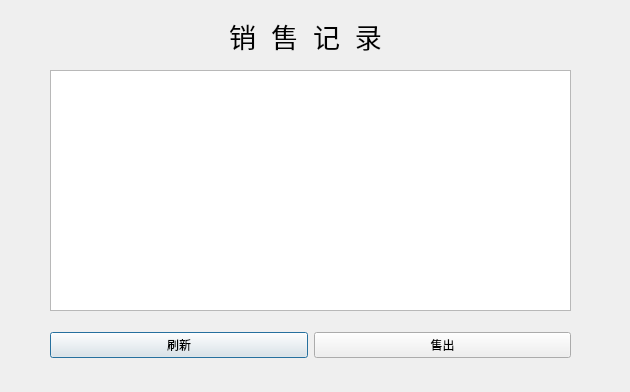
Qt form FruitManager/dialogsale.ui (database-class-assistants/c-sFruitManager) before a commit.
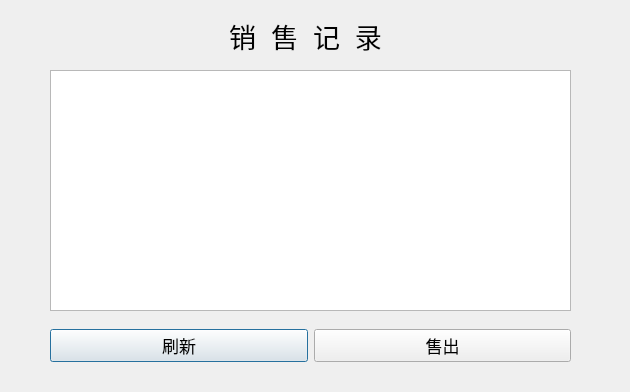
The same form after that commit.

Patch:
```diff
--- a/FruitManager/dialogsale.ui
+++ b/FruitManager/dialogsale.ui
@@ -49,6 +49,11 @@
    <layout class="QHBoxLayout" name="horizontalLayout_4">
     <item>
      <widget class="QPushButton" name="btn_flush">
+      <property name="font">
+       <font>
+        <pointsize>13</pointsize>
+       </font>
+      </property>
       <property name="text">
        <string>刷新</string>
       </property>
@@ -56,6 +61,11 @@
     </item>
     <item>
      <widget class="QPushButton" name="btn_add">
+      <property name="font">
+       <font>
+        <pointsize>13</pointsize>
+       </font>
+      </property>
       <property name="text">
        <string>售出</string>
       </property>
```
Left out of the diff: 5 changed lines with no effect on the pictures.
